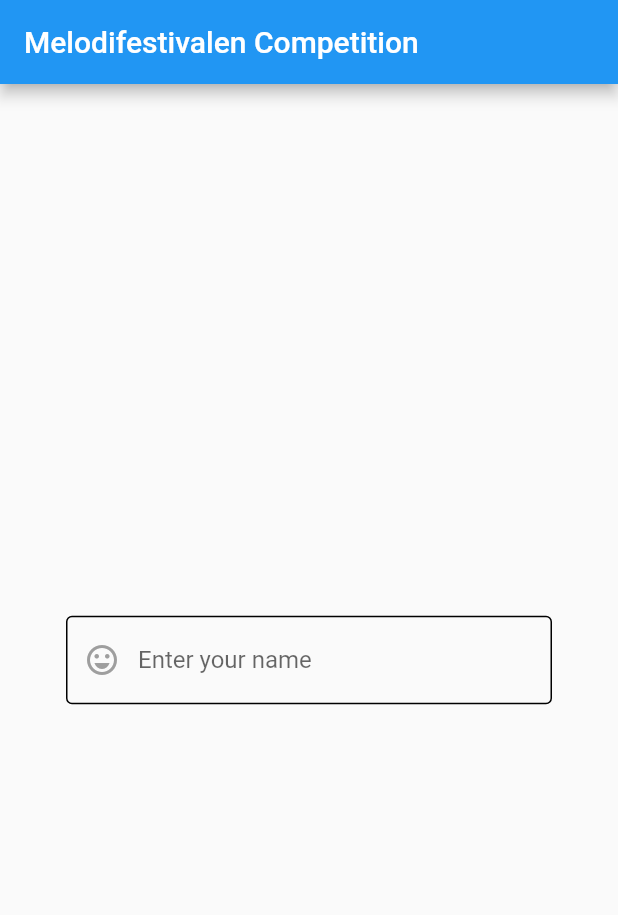
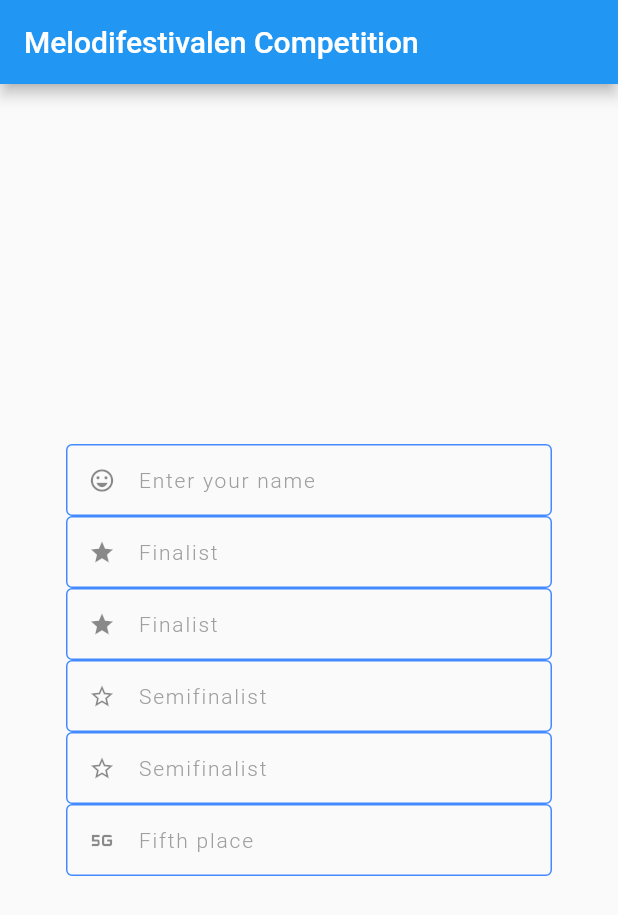
Before and after one commit to molundb/mellotippet, a Flutter app: the screen it shows after launch, on a phone screen of 412 x 824 dp. Shown: the top 915 px of the screen. Run offline on Flutter 3.47's test engine with Material 2 defaults, Android fonts, the light colour scheme and no system bars.

Commit message:
create reusable TextFormField and add input fields for predictions

```diff
--- a/lib/main.dart
+++ b/lib/main.dart
@@ -1,4 +1,5 @@
 import 'package:flutter/material.dart';
+import 'package:melodifestivalen_competition/text_form_widget.dart';
 
 void main() {
   runApp(const MelodifestivalenCompetitionApp());
@@ -22,38 +23,53 @@
         theme: ThemeData(
           primarySwatch: Colors.blue,
         ),
-        home: const MyHomePage(title: 'Melodifestivalen Competition'),
+        home: const HomePage(title: 'Melodifestivalen Competition'),
       ),
     );
   }
 }
 
-class MyHomePage extends StatefulWidget {
-  const MyHomePage({Key? key, required this.title}) : super(key: key);
+class HomePage extends StatefulWidget {
+  const HomePage({Key? key, required this.title}) : super(key: key);
 
   final String title;
 
   @override
-  State<MyHomePage> createState() => _MyHomePageState();
+  State<HomePage> createState() => _HomePageState();
 }
 
-class _MyHomePageState extends State<MyHomePage> {
-  late TextEditingController _controller;
+class _HomePageState extends State<HomePage> {
+  late TextEditingController _nameController;
+  late TextEditingController _finalist1Controller;
+  late TextEditingController _finalist2Controller;
+  late TextEditingController _semifinalist1Controller;
+  late TextEditingController _semifinalist2Controller;
+  late TextEditingController _fifthPlaceController;
 
   @override
   void initState() {
     super.initState();
-    _controller = TextEditingController();
+    _nameController = TextEditingController();
+    _finalist1Controller = TextEditingController();
+    _finalist2Controller = TextEditingController();
+    _semifinalist1Controller = TextEditingController();
+    _semifinalist2Controller = TextEditingController();
+    _fifthPlaceController = TextEditingController();
   }
 
   @override
   void dispose() {
-    _controller.dispose();
+    _nameController.dispose();
+    _finalist1Controller.dispose();
+    _finalist2Controller.dispose();
+    _semifinalist1Controller.dispose();
+    _semifinalist2Controller.dispose();
+    _fifthPlaceController.dispose();
     super.dispose();
   }
 
-  void submit(String text) {
-    _controller.clear();
+  void submit() {
+    _nameController.clear();
   }
 
   @override
@@ -68,23 +84,42 @@
           child: Column(
             mainAxisAlignment: MainAxisAlignment.center,
             children: <Widget>[
-              TextField(
-                controller: _controller,
-                onSubmitted: submit,
-                decoration: const InputDecoration(
-                    prefixIcon: Icon(
-                      Icons.emoji_emotions_outlined,
-                      color: Colors.grey,
-                      size: 24.0,
-                    ),
-                    hintText: 'Enter your name',
-                    focusedBorder: OutlineInputBorder(
-                      borderSide:
-                          BorderSide(color: Colors.blueAccent, width: 1.0),
-                    ),
-                    enabledBorder: OutlineInputBorder(
-                        borderSide:
-                            BorderSide(color: Colors.black, width: 1.0))),
+              TextFormFieldWidget(
+                textInputType: TextInputType.name,
+                controller: _nameController,
+                prefixIcon: const Icon(Icons.emoji_emotions_outlined),
+                hintText: 'Enter your name',
+                onSubmitField: submit,
+              ),
+              TextFormFieldWidget(
+                textInputType: TextInputType.number,
+                controller: _finalist1Controller,
+                prefixIcon: const Icon(Icons.star),
+                hintText: 'Finalist',
+              ),
+              TextFormFieldWidget(
+                textInputType: TextInputType.number,
+                controller: _finalist2Controller,
+                prefixIcon: const Icon(Icons.star),
+                hintText: 'Finalist',
+              ),
+              TextFormFieldWidget(
+                textInputType: TextInputType.number,
+                controller: _semifinalist1Controller,
+                prefixIcon: const Icon(Icons.star_border),
+                hintText: 'Semifinalist',
+              ),
+              TextFormFieldWidget(
+                textInputType: TextInputType.number,
+                controller: _semifinalist2Controller,
+                prefixIcon: const Icon(Icons.star_border),
+                hintText: 'Semifinalist',
+              ),
+              TextFormFieldWidget(
+                textInputType: TextInputType.number,
+                controller: _fifthPlaceController,
+                prefixIcon: const Icon(Icons.five_g_outlined),
+                hintText: 'Fifth place',
               ),
             ],
           ),
--- /dev/null
+++ b/lib/text_form_widget.dart
@@ -0,0 +1,94 @@
+import 'package:flutter/material.dart';
+
+class TextFormFieldWidget extends StatefulWidget {
+  final TextInputType textInputType;
+  final String? hintText;
+  final Widget? prefixIcon;
+  final String? defaultText;
+  final bool obscureText;
+  final TextEditingController controller;
+  final Function? onSubmitField;
+  final Function? onFieldTap;
+
+  const TextFormFieldWidget(
+      {Key? key,
+      required this.textInputType,
+      required this.controller,
+      this.hintText,
+      this.defaultText,
+      this.obscureText = false,
+      this.onSubmitField,
+      this.onFieldTap,
+      this.prefixIcon})
+      : super(key: key);
+
+  @override
+  _TextFormFieldWidgetState createState() => _TextFormFieldWidgetState();
+}
+
+class _TextFormFieldWidgetState extends State<TextFormFieldWidget> {
+  double bottomPaddingToError = 12;
+  Color primaryColor = Colors.blueAccent;
+
+  @override
+  Widget build(BuildContext context) {
+    return Theme(
+      data: Theme.of(context).copyWith(
+        primaryColor: primaryColor,
+      ),
+      child: TextFormField(
+        cursorColor: primaryColor,
+        obscureText: widget.obscureText,
+        keyboardType: widget.textInputType,
+        style: const TextStyle(
+          color: Colors.black,
+          fontSize: 16.0,
+          fontWeight: FontWeight.w200,
+          fontStyle: FontStyle.normal,
+          letterSpacing: 1.2,
+        ),
+        initialValue: widget.defaultText,
+        decoration: InputDecoration(
+          prefixIcon: widget.prefixIcon,
+          hintText: widget.hintText,
+          enabledBorder: OutlineInputBorder(
+            borderSide: BorderSide(color: primaryColor),
+          ),
+          focusedBorder: OutlineInputBorder(
+            borderSide: BorderSide(color: primaryColor),
+          ),
+          hintStyle: const TextStyle(
+            color: Colors.grey,
+            fontSize: 14.0,
+            fontWeight: FontWeight.w300,
+            fontStyle: FontStyle.normal,
+            letterSpacing: 1.2,
+          ),
+          contentPadding: EdgeInsets.only(
+              top: 12, bottom: bottomPaddingToError, left: 8.0, right: 8.0),
+          isDense: true,
+          errorStyle: const TextStyle(
+            color: Colors.red,
+            fontSize: 12.0,
+            fontWeight: FontWeight.w300,
+            fontStyle: FontStyle.normal,
+            letterSpacing: 1.2,
+          ),
+          errorBorder: OutlineInputBorder(
+            borderSide: BorderSide(color: primaryColor),
+          ),
+          focusedErrorBorder: OutlineInputBorder(
+            borderSide: BorderSide(color: primaryColor),
+          ),
+        ),
+        controller: widget.controller,
+        onFieldSubmitted: (value) {
+          widget.onSubmitField?.call();
+        },
+        onTap: () {
+          widget.onFieldTap?.call();
+        },
+      ),
+    );
+  }
+}
```
